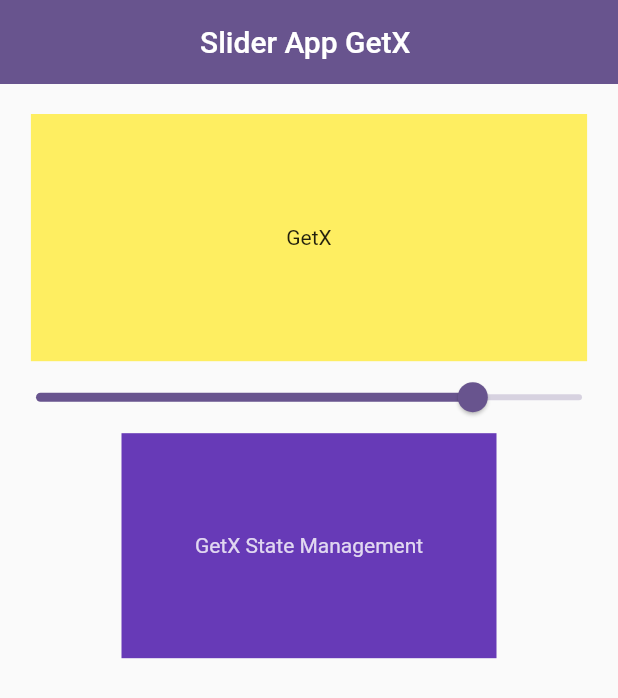
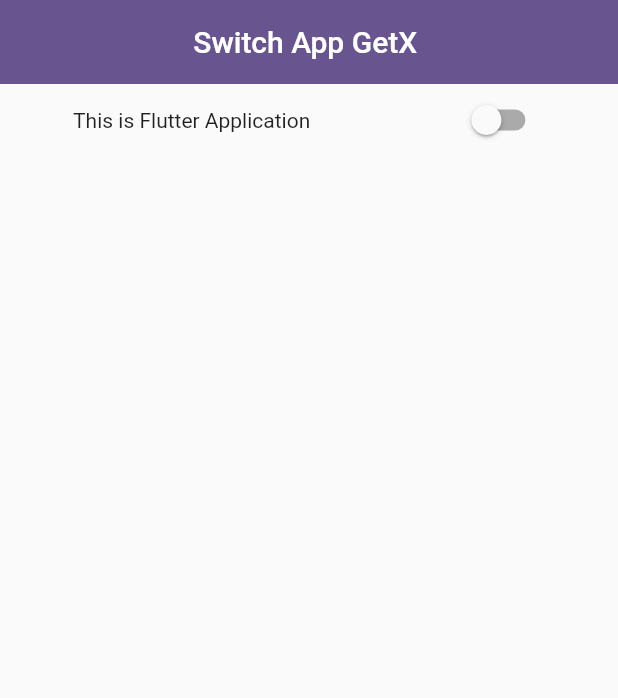
Before and after one commit to ARAFAT2000/getx_statema_nagement, a Flutter app: the screen it shows after launch, on a phone screen of 412 x 824 dp. Shown: the top 698 px of the screen. Run offline on Flutter 3.47's test engine with Material 3 defaults, Android fonts, the phone set to English and light mode, and no system bars; our stand-ins replace get.

Commit message:
Switch app Controller GetX

```diff
--- /dev/null
+++ b/lib/Switch/switch_controller.dart
@@ -0,0 +1,11 @@
+import 'package:get/get.dart';
+import 'package:get/get_rx/get_rx.dart';
+
+class SwitchController extends GetxController{
+  RxBool data= false.obs;
+
+  getSwitch(bool value){
+    data.value =value;
+  }
+
+}
--- /dev/null
+++ b/lib/Switch/switch_getx.dart
@@ -0,0 +1,45 @@
+import 'package:flutter/material.dart';
+import 'package:get/get.dart';
+import 'package:get/get_core/src/get_main.dart';
+import 'package:get/get_instance/get_instance.dart';
+import 'package:getx_statema_nagement/Switch/switch_controller.dart';
+
+class SwitchGetX extends StatefulWidget {
+  const SwitchGetX({super.key});
+
+  @override
+  State<SwitchGetX> createState() => _SwitchGetXState();
+}
+
+class _SwitchGetXState extends State<SwitchGetX> {
+  SwitchController c= Get.put(SwitchController());
+  @override
+  Widget build(BuildContext context) {
+    return Scaffold(
+      appBar: AppBar(
+        elevation: 0,
+        centerTitle: true,
+        title:  Text('Switch App GetX '),
+      ),
+
+      body: Center(
+        child: Column(
+          children: [
+            Obx(() => Row(
+              mainAxisAlignment: MainAxisAlignment.spaceAround,
+              children: [
+                Text('This is Flutter Application'),
+                Switch(value: c.data.value,
+                    onChanged: (value){
+                      setState(() {
+                        c.getSwitch(value);
+                      });
+                    })
+              ],
+            ))
+          ],
+        ),
+      ),
+    );
+  }
+}
--- a/lib/app.dart
+++ b/lib/app.dart
@@ -5,6 +5,7 @@
 import 'Counter_app/counter_page.dart';
 import 'Size/Size_getx.dart';
 import 'Slider_Example/slider.dart';
+import 'Switch/switch_getx.dart';
 import 'ThemeData/theme_data.dart';
 import 'Translation/controller_translation.dart';
 import 'Translation/trans_lation.dart';
@@ -28,7 +29,7 @@
         colorScheme: ColorScheme.fromSeed(seedColor: Colors.deepPurple),
         useMaterial3:false,
       ),
-      home: SliderGetX(),
+      home: SwitchGetX(),
     );
   }
 }
```
